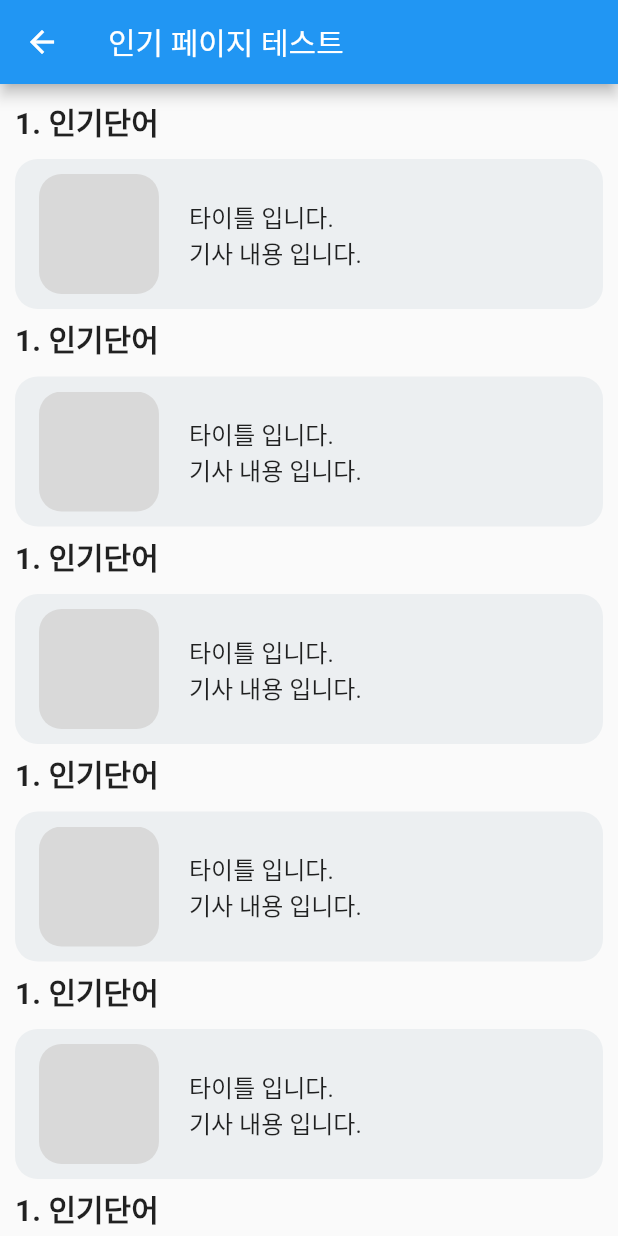
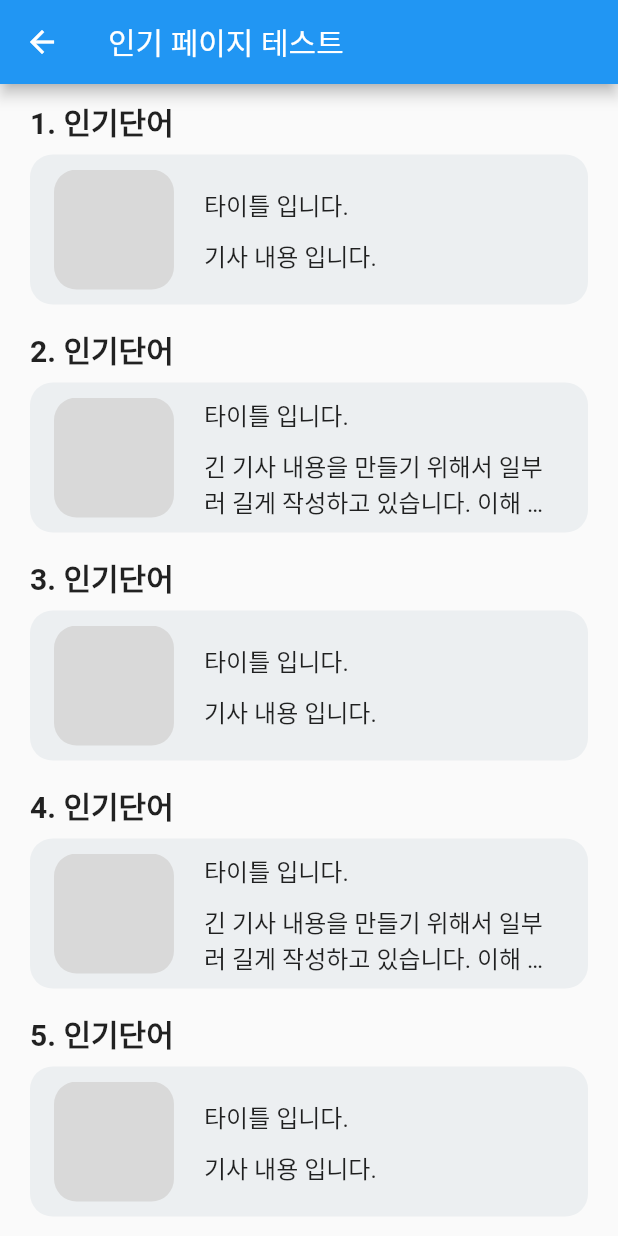
Before and after one commit to seungminnk/newz, a Flutter app: the RealTimeVogueView screen opened directly, on a phone screen of 412 x 824 dp. Run offline on Flutter 3.47's test engine with Material 2 defaults, Android fonts, the phone set to English and light mode, and no system bars; our stand-ins replace flutter_svg, get, google_mobile_ads; Roboto replaces fonts that are missing (Pretendard).

Commit message:
[feature > 인기] mock 데이터 랭크순 변경 및 컴포넌트 자연스럽게 패딩 조절

```diff
--- a/lib/feature/real_time_vogue/model/dto/real_time_vogue_base_dto.dart
+++ b/lib/feature/real_time_vogue/model/dto/real_time_vogue_base_dto.dart
@@ -10,11 +10,25 @@ class RealTimeVogueBaseDto{
 
   RealTimeVogueBaseDto(this.rank, this.keyword, this.title, this.content, this.link, this.pubDate);
 
-  static RealTimeVogueBaseDto generateMock(){
-    return RealTimeVogueBaseDto(1, "인기단어", "타이틀 입니다.", "기사 내용 입니다.", "https://www.naver.com", DateTime.now());
+  static RealTimeVogueBaseDto generateMock(int rank){
+    return RealTimeVogueBaseDto(rank, "인기단어", "타이틀 입니다.", "기사 내용 입니다.", "https://www.naver.com", DateTime.now());
   }
 
   static List<RealTimeVogueBaseDto> generateMockList(int size){
-    return List.filled(size, generateMock(), growable: true);
+
+    List<RealTimeVogueBaseDto> mockList = List.empty(growable: true);
+
+    for(int rank=1; rank<=size; rank++){
+
+      var mockData = generateMock(rank);
+
+      if(rank % 2 == 0){
+        mockData.content = "긴 기사 내용을 만들기 위해서 일부러 길게 작성하고 있습니다. 이해 부탁드립니다. 어떻게 되는지 테스트 하는 거니까요 ㅎㅎ";
+      }
+
+      mockList.add(mockData);
+    }
+
+    return mockList;
   }
 }
--- a/lib/feature/real_time_vogue/view/real_time_vogue_view.dart
+++ b/lib/feature/real_time_vogue/view/real_time_vogue_view.dart
@@ -13,7 +13,7 @@ class RealTimeVogueView extends GetView<RealTimeVogueController> {
         title: const Text('인기 페이지 테스트'),
       ),
       body: Padding(
-        padding: const EdgeInsets.fromLTRB(10, 10, 10, 0),
+        padding: const EdgeInsets.fromLTRB(20, 10, 20, 0),
         child: ListView.separated(
           physics: const BouncingScrollPhysics(),
           itemCount: controller.mockRealTimeVogueList.length,
@@ -29,7 +29,7 @@ class RealTimeVogueView extends GetView<RealTimeVogueController> {
           },
           separatorBuilder: (context, index) {
             return const SizedBox(
-              height: 5,
+              height: 15,
             );
           },
         ),
@@ -41,7 +41,7 @@ class RealTimeVogueView extends GetView<RealTimeVogueController> {
     return Column(
       children: [
         _vogueNewsKeyword(realTimeVogueBaseDto),
-        const SizedBox(height: 10),
+        const SizedBox(height: 7),
         _vogueNewsCardView(realTimeVogueBaseDto)
       ],
     );
@@ -100,6 +100,7 @@ class RealTimeVogueView extends GetView<RealTimeVogueController> {
                       fontSize: 16.0
                     ),
                   ),
+                  const SizedBox(height: 10,),
                   Text(
                     realTimeVogueBaseDto.content,
                     maxLines: 2,
```
